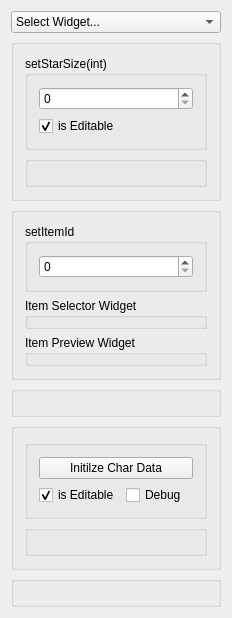
This is FF7tk/mainwindow.ui in sithlord48/ff7tk as Qt 5 draws it before an edit. The edited form follows.
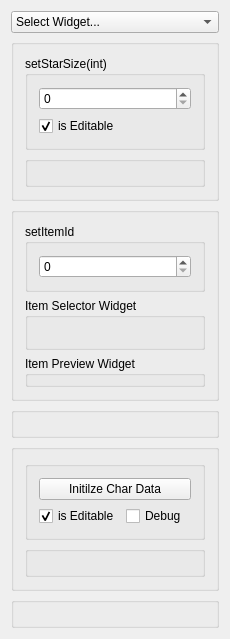
This is the edited form.

Commit message: ItemSelector: + overloaded function setCurrentIndex(int id,int qty); fixed error in main window not setting current item

Patch:
```diff
--- a/FF7tk/mainwindow.ui
+++ b/FF7tk/mainwindow.ui
@@ -6,8 +6,8 @@
    <rect>
     <x>0</x>
     <y>0</y>
-    <width>232</width>
-    <height>23</height>
+    <width>230</width>
+    <height>19</height>
    </rect>
   </property>
   <property name="sizePolicy">
@@ -105,6 +105,12 @@
       <layout class="QVBoxLayout" name="verticalLayout">
        <item>
         <widget class="QGroupBox" name="groupBox_3">
+         <property name="sizePolicy">
+          <sizepolicy hsizetype="Preferred" vsizetype="Fixed">
+           <horstretch>0</horstretch>
+           <verstretch>0</verstretch>
+          </sizepolicy>
+         </property>
          <property name="title">
           <string>setItemId </string>
          </property>
@@ -121,6 +127,18 @@
        </item>
        <item>
         <widget class="QGroupBox" name="item_selector_box">
+         <property name="sizePolicy">
+          <sizepolicy hsizetype="Preferred" vsizetype="Fixed">
+           <horstretch>0</horstretch>
+           <verstretch>0</verstretch>
+          </sizepolicy>
+         </property>
+         <property name="minimumSize">
+          <size>
+           <width>0</width>
+           <height>52</height>
+          </size>
+         </property>
          <property name="maximumSize">
           <size>
            <width>16777215</width>
```
The commit also changes 3 other files.
